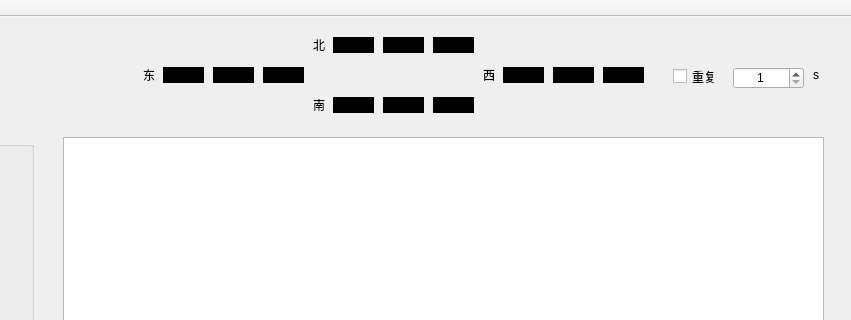
Qt form ui/mainwindow.ui (chenjinice/miniTool) before a commit; both pictures show x 237 to 1088 and y 0 to 320 of the 1088 by 738 pixel window.
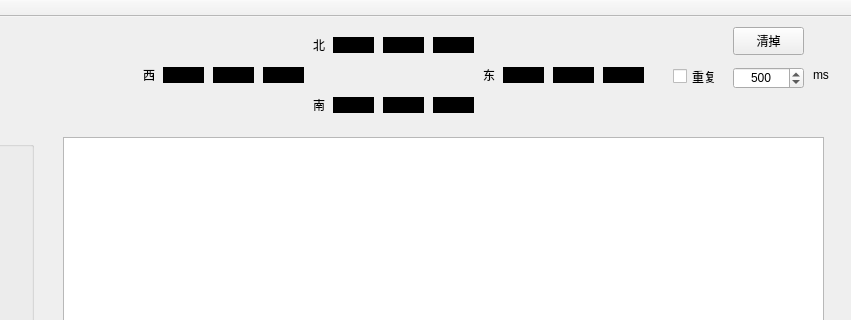
The same form after that commit.

Commit message: 1.界面东西方向搞反了，修改过来 2.定时器修改为ms级 ，启动方式有点修改

What changed in the file:
```diff
--- a/ui/mainwindow.ui
+++ b/ui/mainwindow.ui
@@ -555,12 +555,12 @@
      <rect>
       <x>1050</x>
       <y>50</y>
-      <width>16</width>
+      <width>21</width>
       <height>16</height>
      </rect>
     </property>
     <property name="text">
-     <string>s</string>
+     <string>ms</string>
     </property>
    </widget>
    <widget class="QLabel" name="s1">
@@ -610,7 +610,7 @@
    <widget class="QLabel" name="w2">
     <property name="geometry">
      <rect>
-      <x>790</x>
+      <x>450</x>
       <y>50</y>
       <width>41</width>
       <height>16</height>
@@ -632,7 +632,7 @@
    <widget class="QLabel" name="label_15">
     <property name="geometry">
      <rect>
-      <x>380</x>
+      <x>720</x>
       <y>50</y>
       <width>16</width>
       <height>16</height>
@@ -645,7 +645,7 @@
    <widget class="QLabel" name="e3">
     <property name="geometry">
      <rect>
-      <x>500</x>
+      <x>840</x>
       <y>50</y>
       <width>41</width>
       <height>16</height>
@@ -689,7 +689,7 @@
    <widget class="QLabel" name="w3">
     <property name="geometry">
      <rect>
-      <x>840</x>
+      <x>500</x>
       <y>50</y>
       <width>41</width>
       <height>16</height>
@@ -724,7 +724,7 @@
    <widget class="QLabel" name="label_19">
     <property name="geometry">
      <rect>
-      <x>720</x>
+      <x>380</x>
       <y>50</y>
       <width>16</width>
       <height>16</height>
@@ -737,7 +737,7 @@
    <widget class="QLabel" name="w1">
     <property name="geometry">
      <rect>
-      <x>740</x>
+      <x>400</x>
       <y>50</y>
       <width>41</width>
       <height>16</height>
@@ -794,7 +794,7 @@
    <widget class="QLabel" name="e1">
     <property name="geometry">
      <rect>
-      <x>400</x>
+      <x>740</x>
       <y>50</y>
       <width>41</width>
       <height>16</height>
@@ -873,7 +873,7 @@
    <widget class="QLabel" name="e2">
     <property name="geometry">
      <rect>
-      <x>450</x>
+      <x>790</x>
       <y>50</y>
       <width>41</width>
       <height>16</height>
@@ -905,10 +905,26 @@
      <set>Qt::AlignCenter</set>
     </property>
     <property name="minimum">
-     <number>1</number>
+     <number>100</number>
     </property>
     <property name="maximum">
-     <number>1000</number>
+     <number>10000</number>
+    </property>
+    <property name="value">
+     <number>500</number>
+    </property>
+   </widget>
+   <widget class="QPushButton" name="lightClear_button">
+    <property name="geometry">
+     <rect>
+      <x>970</x>
+      <y>10</y>
+      <width>71</width>
+      <height>28</height>
+     </rect>
+    </property>
+    <property name="text">
+     <string>清掉</string>
     </property>
    </widget>
   </widget>
```
Left out of the diff: 2 changed lines with no effect on the pictures. The commit also changes 4 other files.
